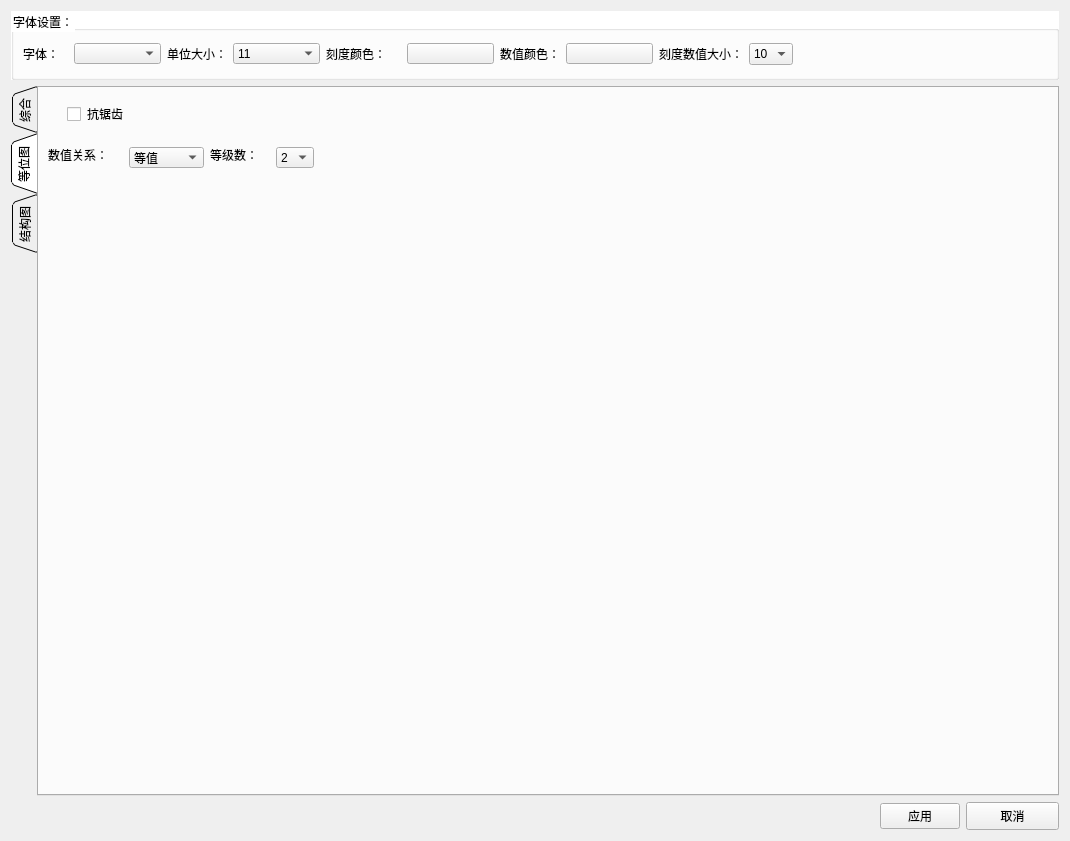
Old version of the form src/DataVisualization/ConfigWidget.ui in the repository BeQuiet1228/FreeCAD.
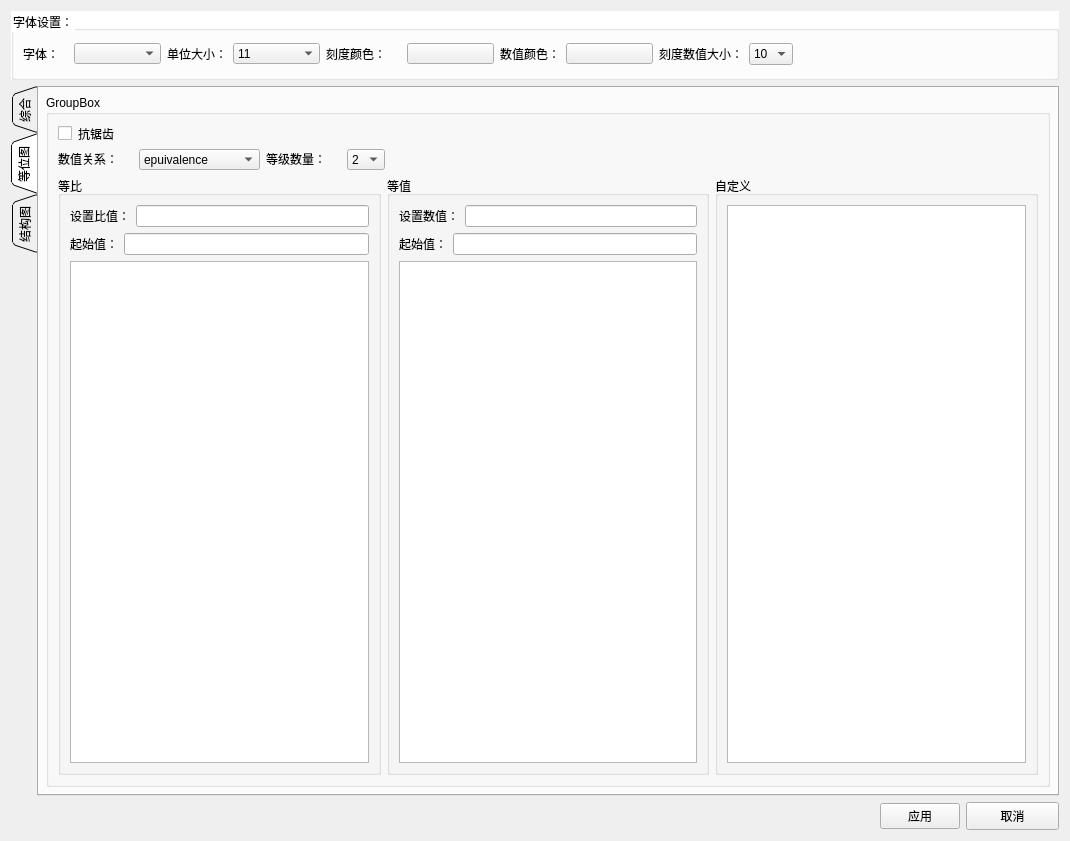
New version of the form.

Commit message: 矢量图方向，设置界面

Diff of the .ui file:
```diff
--- a/src/DataVisualization/ConfigWidget.ui
+++ b/src/DataVisualization/ConfigWidget.ui
@@ -16,7 +16,7 @@
   <property name="styleSheet">
    <string notr="true">border-color: rgb(0, 0, 0);</string>
   </property>
-  <layout class="QGridLayout" name="gridLayout_8">
+  <layout class="QGridLayout" name="gridLayout_11">
    <item row="0" column="0">
     <widget class="QGroupBox" name="groupBox">
      <property name="styleSheet">
@@ -841,31 +841,60 @@
       <attribute name="title">
        <string>等位图</string>
       </attribute>
+      <layout class="QGridLayout" name="gridLayout_8">
+       <item row="0" column="0">
+        <widget class="QGroupBox" name="groupBox_7">
+         <property name="title">
+          <string>GroupBox</string>
+         </property>
+         <layout class="QGridLayout" name="gridLayout_15">
+          <item row="0" column="0">
       <widget class="QCheckBox" name="concheckBox">
-       <property name="geometry">
-        <rect>
-         <x>30</x>
-         <y>20</y>
-         <width>83</width>
-         <height>16</height>
-        </rect>
-       </property>
        <property name="text">
         <string>抗锯齿</string>
        </property>
       </widget>
+          </item>
+          <item row="1" column="0">
+           <layout class="QVBoxLayout" name="verticalLayout_4">
+            <item>
+             <layout class="QHBoxLayout" name="horizontalLayout_18">
+              <item>
+               <widget class="QLabel" name="label_38">
+                <property name="minimumSize">
+                 <size>
+                  <width>75</width>
+                  <height>16</height>
+                 </size>
+                </property>
+                <property name="maximumSize">
+                 <size>
+                  <width>75</width>
+                  <height>16</height>
+                 </size>
+                </property>
+                <property name="text">
+                 <string>数值关系：</string>
+                </property>
+               </widget>
+              </item>
+              <item>
       <widget class="QComboBox" name="contourvalType">
-       <property name="geometry">
-        <rect>
-         <x>92</x>
-         <y>61</y>
-         <width>75</width>
+                <property name="minimumSize">
+                 <size>
+                  <width>121</width>
          <height>21</height>
-        </rect>
-       </property>
+                 </size>
+                </property>
+                <property name="maximumSize">
+                 <size>
+                  <width>121</width>
+                  <height>21</height>
+                 </size>
+                </property>
        <item>
         <property name="text">
-         <string>等值</string>
+                  <string>epuivalence</string>
         </property>
        </item>
        <item>
@@ -879,27 +908,39 @@
         </property>
        </item>
       </widget>
+              </item>
+              <item>
       <widget class="QLabel" name="label_37">
-       <property name="geometry">
-        <rect>
-         <x>173</x>
-         <y>61</y>
-         <width>60</width>
+                <property name="minimumSize">
+                 <size>
+                  <width>75</width>
          <height>16</height>
-        </rect>
+                 </size>
+                </property>
+                <property name="maximumSize">
+                 <size>
+                  <width>75</width>
+                  <height>16</height>
+                 </size>
        </property>
        <property name="text">
-        <string>等级数：</string>
-       </property>
-      </widget>
+                 <string>等级数量：</string>
+                </property>
+               </widget>
+              </item>
+              <item>
       <widget class="QComboBox" name="levelnumber">
-       <property name="geometry">
-        <rect>
-         <x>239</x>
-         <y>61</y>
+                <property name="minimumSize">
+                 <size>
          <width>38</width>
          <height>21</height>
-        </rect>
+                 </size>
+                </property>
+                <property name="maximumSize">
+                 <size>
+                  <width>38</width>
+                  <height>21</height>
+                 </size>
        </property>
        <item>
         <property name="text">
@@ -922,19 +963,124 @@
         </property>
        </item>
       </widget>
-      <widget class="QLabel" name="label_38">
-       <property name="geometry">
-        <rect>
-         <x>11</x>
-         <y>61</y>
-         <width>75</width>
-         <height>16</height>
-        </rect>
-       </property>
+              </item>
+              <item>
+               <spacer name="horizontalSpacer_16">
+                <property name="orientation">
+                 <enum>Qt::Horizontal</enum>
+                </property>
+                <property name="sizeHint" stdset="0">
+                 <size>
+                  <width>40</width>
+                  <height>20</height>
+                 </size>
+                </property>
+               </spacer>
+              </item>
+             </layout>
+            </item>
+            <item>
+             <layout class="QHBoxLayout" name="horizontalLayout_21">
+              <item>
+               <widget class="QGroupBox" name="groupBox_8">
+                <property name="title">
+                 <string>等比</string>
+                </property>
+                <layout class="QGridLayout" name="gridLayout_10">
+                 <item row="0" column="0">
+                  <layout class="QHBoxLayout" name="horizontalLayout_19">
+                   <item>
+                    <widget class="QLabel" name="label_39">
        <property name="text">
-        <string>数值关系：</string>
-       </property>
-      </widget>
+                      <string>设置比值：</string>
+                     </property>
+                    </widget>
+                   </item>
+                   <item>
+                    <widget class="QLineEdit" name="equal_ratioval"/>
+                   </item>
+                  </layout>
+                 </item>
+                 <item row="1" column="0">
+                  <layout class="QHBoxLayout" name="horizontalLayout_23">
+                   <item>
+                    <widget class="QLabel" name="label_42">
+                     <property name="text">
+                      <string>起始值：</string>
+                     </property>
+                    </widget>
+                   </item>
+                   <item>
+                    <widget class="QLineEdit" name="equal_ratio_sval"/>
+                   </item>
+                  </layout>
+                 </item>
+                 <item row="2" column="0">
+                  <widget class="QTableWidget" name="equal_ratiovaltableWidget"/>
+                 </item>
+                </layout>
+               </widget>
+              </item>
+              <item>
+               <widget class="QGroupBox" name="groupBox_9">
+                <property name="title">
+                 <string>等值</string>
+                </property>
+                <layout class="QGridLayout" name="gridLayout_13">
+                 <item row="0" column="0">
+                  <layout class="QHBoxLayout" name="horizontalLayout_22">
+                   <item>
+                    <widget class="QLabel" name="label_40">
+                     <property name="text">
+                      <string>设置数值：</string>
+                     </property>
+                    </widget>
+                   </item>
+                   <item>
+                    <widget class="QLineEdit" name="epuivalenceval"/>
+                   </item>
+                  </layout>
+                 </item>
+                 <item row="1" column="0">
+                  <layout class="QHBoxLayout" name="horizontalLayout_20">
+                   <item>
+                    <widget class="QLabel" name="label_41">
+                     <property name="text">
+                      <string>起始值：</string>
+                     </property>
+                    </widget>
+                   </item>
+                   <item>
+                    <widget class="QLineEdit" name="epuivalence_sval"/>
+                   </item>
+                  </layout>
+                 </item>
+                 <item row="2" column="0">
+                  <widget class="QTableWidget" name="epuivalencevaltableWidget"/>
+                 </item>
+                </layout>
+               </widget>
+              </item>
+              <item>
+               <widget class="QGroupBox" name="groupBox_10">
+                <property name="title">
+                 <string>自定义</string>
+                </property>
+                <layout class="QGridLayout" name="gridLayout_14">
+                 <item row="0" column="0">
+                  <widget class="QTableWidget" name="user_definedtableWidget"/>
+                 </item>
+                </layout>
+               </widget>
+              </item>
+             </layout>
+            </item>
+           </layout>
+          </item>
+         </layout>
+        </widget>
+       </item>
+      </layout>
      </widget>
      <widget class="QWidget" name="tab_4">
       <attribute name="title">
```
Left out of the diff: 90 changed lines with no effect on the pictures. Lines whose indentation alone changed are shown as unchanged. The commit also changes 6 other files.
